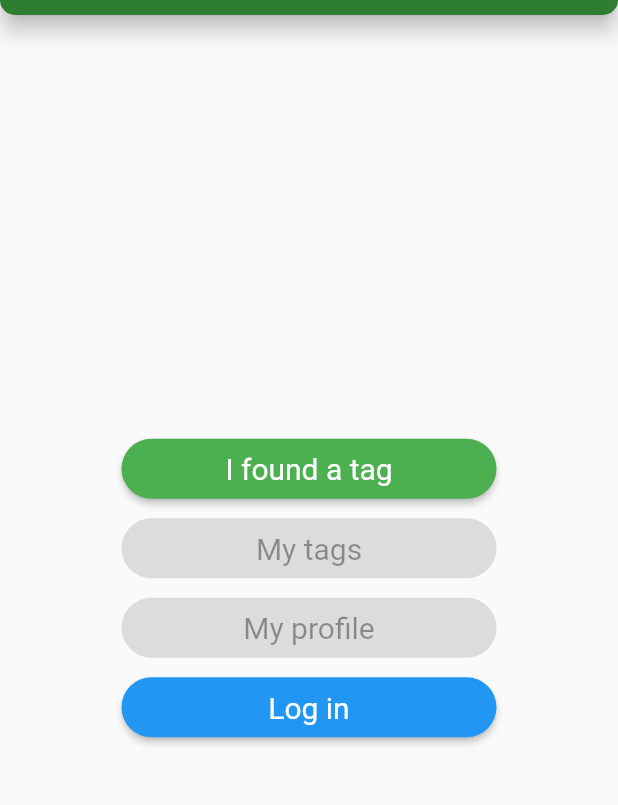
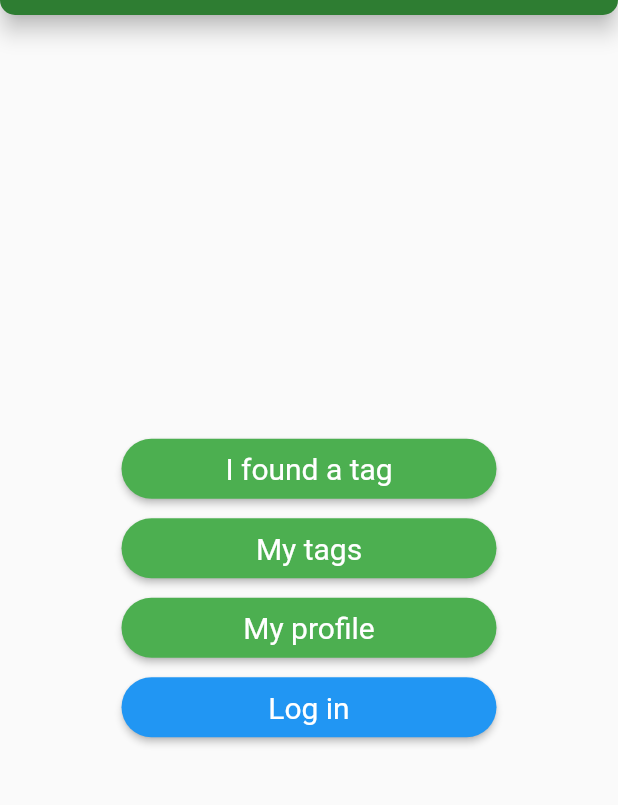
Before and after one commit to szepfalusi/goreader, a Flutter app: the screen it shows after launch, on a phone screen of 412 x 824 dp, the part 75-880 px from its top. Run offline on Flutter 3.47's test engine with Material 2 defaults, Android fonts, the phone set to English and light mode, and no system bars; our stand-ins replace cloud_firestore, firebase_auth, firebase_core, flutter_form_builder, form_builder_validators, google_fonts; missing offline and left inert: flutter_nfc_kit, form_builder_image_picker; accounts and stored records are empty; Roboto replaces fonts that are missing (Overpass).

Commit message:
Imports refactor

```diff
--- a/lib/main.dart
+++ b/lib/main.dart
@@ -4,8 +4,8 @@ import 'package:firebase_core/firebase_core.dart';
 import 'package:flutter/material.dart';
 import 'package:form_builder_validators/form_builder_validators.dart';
 import 'package:google_fonts/google_fonts.dart';
-import 'package:goreader/screens/login_screen.dart';
-import 'package:goreader/screens/signup_screen.dart';
+import 'screens/login_screen.dart';
+import 'screens/signup_screen.dart';
 import 'package:provider/provider.dart';
 
 import 'firebase_options.dart';
--- a/lib/models/tags.dart
+++ b/lib/models/tags.dart
@@ -1,6 +1,6 @@
 import 'package:cloud_firestore/cloud_firestore.dart';
 import 'package:flutter/material.dart';
-import 'package:goreader/helpers/authentication_helper.dart';
+import '../helpers/authentication_helper.dart';
 import 'tag.dart';
 import 'user.dart';
 
@@ -76,7 +76,7 @@ class Tags with ChangeNotifier {
         'visibleAddress': tag.visibleAddress,
         'visiblePhone': tag.visiblePhone,
         'visibleNote': tag.visibleNote,
-        'userId': AuthenticationHelper()
+        'userId': 'TODO'
       }).then((value) {
         _tags.add(tag);
         print("Tag Added");
--- a/lib/screens/login_screen.dart
+++ b/lib/screens/login_screen.dart
@@ -1,9 +1,9 @@
 import 'package:flutter/material.dart';
 import 'package:flutter_form_builder/flutter_form_builder.dart';
 import 'package:form_builder_validators/form_builder_validators.dart';
-import 'package:goreader/helpers/authentication_helper.dart';
-import 'package:goreader/screens/signup_screen.dart';
-import 'package:goreader/widgets/custom_app_bar.dart';
+import '../helpers/authentication_helper.dart';
+import 'signup_screen.dart';
+import '../widgets/custom_app_bar.dart';
 import 'dart:developer';
 
 final _formKey = GlobalKey<FormBuilderState>();
--- a/lib/screens/main_menu_screen.dart
+++ b/lib/screens/main_menu_screen.dart
@@ -1,28 +1,28 @@
-import 'dart:convert';
 import 'dart:developer';
 
-import 'package:flutter/foundation.dart';
 import 'package:flutter/material.dart';
-import 'package:goreader/helpers/authentication_helper.dart';
-import 'package:goreader/helpers/nfc_helper.dart';
-import 'package:goreader/models/tags.dart';
-import 'package:flutter_nfc_kit/flutter_nfc_kit.dart';
-import 'package:goreader/screens/login_screen.dart';
-import 'package:ndef/ndef.dart' as ndef;
+import '../helpers/authentication_helper.dart';
+import '../helpers/nfc_helper.dart';
+import '../models/tags.dart';
+import 'login_screen.dart';
 import 'package:provider/provider.dart';
 
 import '../widgets/custom_app_bar.dart';
-import 'signup_screen.dart';
 import 'found_tag_screen.dart';
 import 'my_tags_screen.dart';
 import 'profile_screen.dart';
 
-class MainMenuScreen extends StatelessWidget {
+class MainMenuScreen extends StatefulWidget {
   const MainMenuScreen({Key? key}) : super(key: key);
 
   @override
+  State<MainMenuScreen> createState() => _MainMenuScreenState();
+}
+
+class _MainMenuScreenState extends State<MainMenuScreen> {
+  @override
   Widget build(BuildContext context) {
-    final isAuthenticated = AuthenticationHelper.isAuthenticated;
+    final isAuthenticated = false;
     final nfcHelper = NfcHelper();
 
     return Scaffold(
@@ -40,34 +40,37 @@ class MainMenuScreen extends StatelessWidget {
               child: const Text('I found a tag'),
             ),
             const SizedBox(height: 5),
-            isAuthenticated
-                ? ElevatedButton(
+            ElevatedButton(
               onPressed: () async {
+                if (AuthenticationHelper().userId == null) {
+                  log('no access to tags');
+                  return;
+                }
                 await Provider.of<Tags>(context, listen: false)
                     .getTagsFromAPI();
                 Navigator.of(context).pushNamed(MyTagsScreen.routeName);
               },
               child: const Text('My tags'),
-                  )
-                : const ElevatedButton(onPressed: null, child: Text('My tags')),
+            ),
             const SizedBox(height: 5),
-            isAuthenticated
-                ? ElevatedButton(
+            ElevatedButton(
               onPressed: () {
+                if (AuthenticationHelper().userId == null) {
+                  return;
+                }
                 Navigator.of(context).pushNamed(ProfileScreen.routeName);
               },
               child: const Text('My profile'),
-                  )
-                : ElevatedButton(onPressed: null, child: Text('My profile')),
+            ),
             const SizedBox(height: 5),
             ElevatedButton(
               onPressed: () {
-                if (isAuthenticated) {
+                if (AuthenticationHelper().userId != null) {
                   AuthenticationHelper().signOut();
                 }
                 Navigator.of(context).pushNamed(LogInScreen.routeName);
               },
-              child: isAuthenticated
+              child: AuthenticationHelper().userId != null
                   ? const Text('Sign out')
                   : const Text('Log in'),
               style: ButtonStyle(
--- a/lib/screens/my_tags_screen.dart
+++ b/lib/screens/my_tags_screen.dart
@@ -4,7 +4,7 @@ import '../models/tags.dart';
 import 'tag_form_screen.dart';
 import '../widgets/custom_app_bar.dart';
 import '../widgets/tag_item.dart';
-import 'package:goreader/widgets/tag_list_item.dart';
+import '../widgets/tag_list_item.dart';
 import 'package:provider/provider.dart';
 
 class MyTagsScreen extends StatelessWidget {
--- a/lib/screens/signup_screen.dart
+++ b/lib/screens/signup_screen.dart
@@ -3,9 +3,9 @@ import 'dart:developer';
 import 'package:flutter/material.dart';
 import 'package:flutter_form_builder/flutter_form_builder.dart';
 import 'package:form_builder_validators/form_builder_validators.dart';
-import 'package:goreader/helpers/authentication_helper.dart';
-import 'package:goreader/screens/login_screen.dart';
-import 'package:goreader/widgets/custom_app_bar.dart';
+import '../helpers/authentication_helper.dart';
+import 'login_screen.dart';
+import '../widgets/custom_app_bar.dart';
 
 final _formKey = GlobalKey<FormBuilderState>();
 
--- a/lib/screens/tag_form_screen.dart
+++ b/lib/screens/tag_form_screen.dart
@@ -3,7 +3,7 @@ import 'package:flutter_form_builder/flutter_form_builder.dart';
 import 'package:flutter_localizations/flutter_localizations.dart';
 import 'package:form_builder_image_picker/form_builder_image_picker.dart';
 import 'package:form_builder_validators/form_builder_validators.dart';
-import 'package:goreader/screens/my_tags_screen.dart';
+import 'my_tags_screen.dart';
 import '../models/tag.dart';
 import '../models/tags.dart';
 import '../widgets/custom_app_bar.dart';
--- a/lib/widgets/tag_item.dart
+++ b/lib/widgets/tag_item.dart
@@ -1,6 +1,6 @@
 import 'package:flutter/material.dart';
-import 'package:goreader/models/tags.dart';
-import 'package:goreader/screens/tag_form_screen.dart';
+import '../models/tags.dart';
+import '../screens/tag_form_screen.dart';
 import 'package:provider/provider.dart';
 
 class TagItem extends StatelessWidget {
```
Also changed, not shown: lib/helpers/authentication_helper.dart (+2 -11 lines), lib/models/user.dart (+38 -7 lines). Lines whose indentation alone changed are shown as unchanged.
